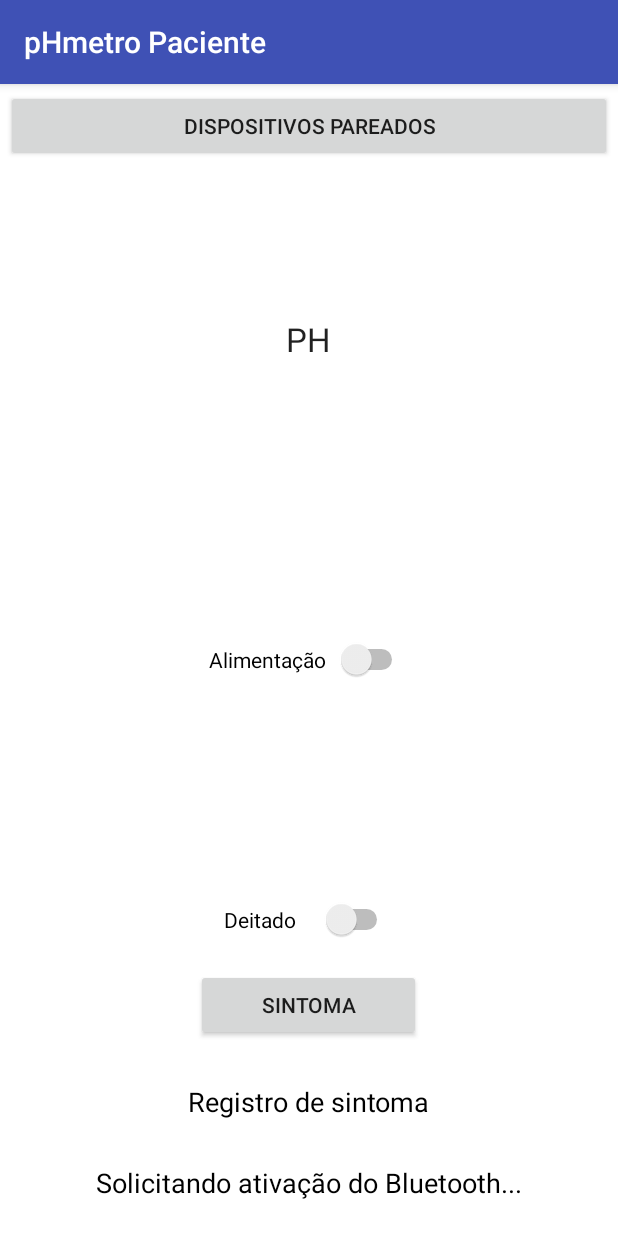
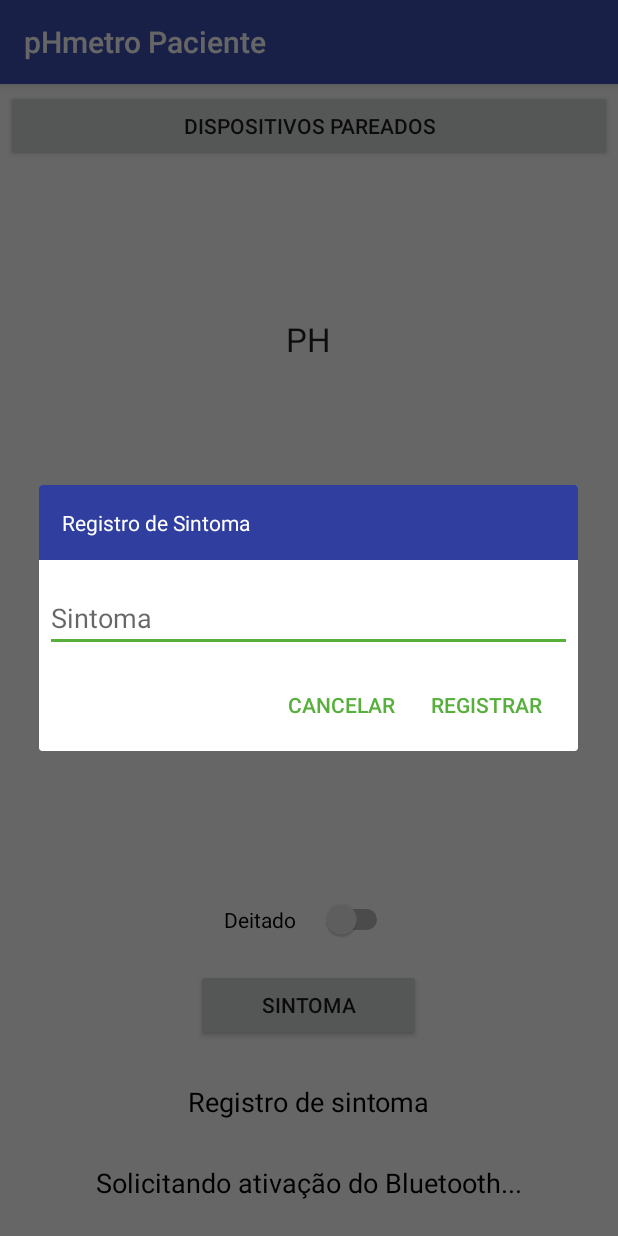
Before and after one commit to pedr0vict0r/PHmetro, an Android app: the screen it shows after launch (MainActivity), after a tap on "SINTOMA", on a phone screen of 412 x 824 dp. Run offline under Robolectric (Android 15) with nearby library versions, the phone set to English and light mode, and no system bars.

Commit message:
Registro de Sintomas e SplashScreen

```diff
--- a/app/build.gradle
+++ b/app/build.gradle
@@ -25,4 +25,5 @@ dependencies {
     implementation 'com.android.support:appcompat-v7:25.4.0'
     implementation 'com.android.support.constraint:constraint-layout:1.1.3'
     implementation 'com.android.support:support-compat:25.4.0'
+    implementation 'com.android.support:support-v4:25.4.0'
 }
--- a/app/src/main/java/br/ufpa/phmetro/MainActivity.java
+++ b/app/src/main/java/br/ufpa/phmetro/MainActivity.java
@@ -1,18 +1,23 @@
 package br.ufpa.phmetro;
 
 import android.annotation.SuppressLint;
+import android.app.Dialog;
 import android.bluetooth.BluetoothAdapter;
+import android.content.DialogInterface;
 import android.content.Intent;
 import android.os.Bundle;
 import android.os.Handler;
 import android.os.Message;
+import android.support.v7.app.AlertDialog;
 import android.support.v7.app.AppCompatActivity;
 import android.util.Log;
+import android.view.LayoutInflater;
 import android.view.Menu;
 import android.view.MenuItem;
 import android.view.View;
 import android.widget.Button;
 import android.widget.CompoundButton;
+import android.widget.EditText;
 import android.widget.Switch;
 import android.widget.TextView;
 import android.widget.Toast;
@@ -114,7 +119,8 @@ public class MainActivity extends AppCompatActivity{
                                                 public void onClick(View v)
                                                 {
                                                     acoes.setText("Registro de sintoma");
-                                                    connect.write("Sintoma: \n".getBytes());
+                                                    showInputDialog();
+
                                                 }
                                             }
         );
@@ -269,4 +275,45 @@ public class MainActivity extends AppCompatActivity{
             }
         }
     }
+
+    protected void showInputDialog() {
+
+        // get prompts.xml view
+        LayoutInflater layoutInflater = LayoutInflater.from(MainActivity.this);
+        View promptView = layoutInflater.inflate(R.layout.dialog_sintoma, null);
+        AlertDialog.Builder alertDialogBuilder = new AlertDialog.Builder(MainActivity.this);
+        alertDialogBuilder.setView(promptView);
+
+        final EditText editText = (EditText) promptView.findViewById(R.id.sintoma);
+        // setup a dialog window
+        alertDialogBuilder.setCancelable(false)
+                .setPositiveButton("Registrar", new DialogInterface.OnClickListener() {
+                    public void onClick(DialogInterface dialog, int id) {
+                        //resultSintoma.setText("Hello, " + editText.getText());
+                        tempo();
+                        acoes.setText("Sintoma: "+editText.getText()+"\n"+data_completa);
+
+                        try{
+                            connect.write("Sintoma: ".getBytes());
+                            connect.write(String.valueOf(editText.getText()).getBytes());
+                            connect.write("; ".getBytes());
+                            connect.write(data_completa.getBytes());
+                            connect.write("\n".getBytes());
+                        }catch (Exception e){
+                            Toast.makeText(MainActivity.this,"Erro ao registrar, tente novamente.",Toast.LENGTH_LONG).show();
+                        }
+
+                    }
+                })
+                .setNegativeButton("Cancelar",
+                        new DialogInterface.OnClickListener() {
+                            public void onClick(DialogInterface dialog, int id) {
+                                dialog.cancel();
+                            }
+                        });
+
+        // create an alert dialog
+        AlertDialog alert = alertDialogBuilder.create();
+        alert.show();
+    }
 }
--- /dev/null
+++ b/app/src/main/java/br/ufpa/phmetro/SplashScreen.java
@@ -0,0 +1,39 @@
+package br.ufpa.phmetro;
+
+import android.annotation.SuppressLint;
+import android.app.Activity;
+import android.content.Intent;
+import android.support.v7.app.ActionBar;
+import android.support.v7.app.AppCompatActivity;
+import android.os.Bundle;
+import android.os.Handler;
+import android.view.MotionEvent;
+import android.view.View;
+
+/**
+ * An example full-screen activity that shows and hides the system UI (i.e.
+ * status bar and navigation/system bar) with user interaction.
+ */
+public class SplashScreen extends Activity {
+
+    @Override
+    protected void onCreate(Bundle savedInstanceState) {
+        super.onCreate(savedInstanceState);
+        setContentView(R.layout.activity_splash_screen);
+        Handler handler = new Handler();
+        handler.postDelayed(new Runnable() {
+            @Override
+            public void run() {
+                mostrarMainActivity();
+            }
+        }, 2000);
+    }
+
+    private void mostrarMainActivity() {
+        Intent intent = new Intent(
+                SplashScreen.this,MainActivity.class
+        );
+        startActivity(intent);
+        finish();
+    }
+}
--- /dev/null
+++ b/app/src/main/res/layout/dialog_sintoma.xml
@@ -0,0 +1,28 @@
+<?xml version="1.0" encoding="utf-8"?>
+<LinearLayout xmlns:android="http://schemas.android.com/apk/res/android"
+    android:orientation="vertical"
+    android:layout_width="wrap_content"
+    android:layout_height="wrap_content">
+
+    <TextView
+        android:layout_width="match_parent"
+        android:layout_height="match_parent"
+        android:background="@color/colorPrimaryDark"
+        android:contentDescription="@string/app_name"
+        android:padding="15dp"
+        android:scaleType="center"
+        android:text="Registro de Sintoma"
+        android:textColor="#fff" />
+
+    <EditText
+        android:id="@+id/sintoma"
+        android:layout_width="match_parent"
+        android:layout_height="wrap_content"
+        android:layout_marginBottom="4dp"
+        android:layout_marginLeft="4dp"
+        android:layout_marginRight="4dp"
+        android:layout_marginTop="16dp"
+        android:fontFamily="sans-serif"
+        android:hint="Sintoma"
+        android:inputType="textAutoCorrect" />
+</LinearLayout>
--- a/app/src/main/res/values/colors.xml
+++ b/app/src/main/res/values/colors.xml
@@ -3,4 +3,6 @@
     <color name="colorPrimary">#3F51B5</color>
     <color name="colorPrimaryDark">#303F9F</color>
     <color name="colorAccent">#57af3c</color>
+
+    <color name="black_overlay">#66000000</color>
 </resources>
--- a/app/src/main/res/values/strings.xml
+++ b/app/src/main/res/values/strings.xml
@@ -5,4 +5,6 @@
     <string name="acoes"> </string>
     <string name="dispositivos_pareados">dispositivos pareados</string>
     <string name="sintoma">sintoma</string>
+    <string name="registrar">Registrar</string>
+    <string name="cancel">Cancelar</string>
 </resources>
--- a/app/src/main/res/values/styles.xml
+++ b/app/src/main/res/values/styles.xml
@@ -8,4 +8,16 @@
         <item name="colorAccent">@color/colorAccent</item>
     </style>
 
+    <style name="FullscreenTheme" parent="AppTheme">
+        <item name="android:actionBarStyle">@style/FullscreenActionBarStyle</item>
+        <item name="android:windowActionBarOverlay">true</item>
+        <item name="android:windowBackground">@null</item>
+        <item name="metaButtonBarStyle">?android:attr/buttonBarStyle</item>
+        <item name="metaButtonBarButtonStyle">?android:attr/buttonBarButtonStyle</item>
+    </style>
+
+    <style name="FullscreenActionBarStyle" parent="Widget.AppCompat.ActionBar">
+        <item name="android:background">@color/black_overlay</item>
+    </style>
+
 </resources>
```
Also changed, not shown: app/src/main/AndroidManifest.xml (+11 -7 lines), app/src/main/res/layout/activity_splash_screen.xml (added, +18 -0 lines), app/src/main/res/values/attrs.xml (added, +12 -0 lines), app/src/main/res/drawable/splash_phmetro.jpg (added).
